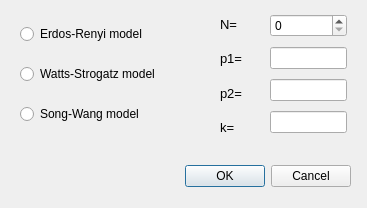
Above: app/ui/graph_setup.ui from D-V-Murakhowsky/hyper_spread before the change. Below: the same form after it.
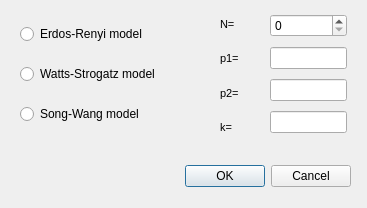
That is the form after the change.

Commit message: graph setup window

The edit to the form file:
```diff
--- a/app/ui/graph_setup.ui
+++ b/app/ui/graph_setup.ui
@@ -71,7 +71,7 @@
      <widget class="QLabel" name="label_5">
       <property name="font">
        <font>
-        <pointsize>10</pointsize>
+        <pointsize>8</pointsize>
        </font>
       </property>
       <property name="text">
@@ -83,7 +83,7 @@
      <widget class="QLabel" name="label_3">
       <property name="font">
        <font>
-        <pointsize>10</pointsize>
+        <pointsize>8</pointsize>
        </font>
       </property>
       <property name="text">
@@ -95,7 +95,7 @@
      <widget class="QLabel" name="label_4">
       <property name="font">
        <font>
-        <pointsize>10</pointsize>
+        <pointsize>8</pointsize>
        </font>
       </property>
       <property name="text">
@@ -107,7 +107,7 @@
      <widget class="QLabel" name="label_6">
       <property name="font">
        <font>
-        <pointsize>10</pointsize>
+        <pointsize>8</pointsize>
        </font>
       </property>
       <property name="text">
```
The commit also changes 1 other file.
